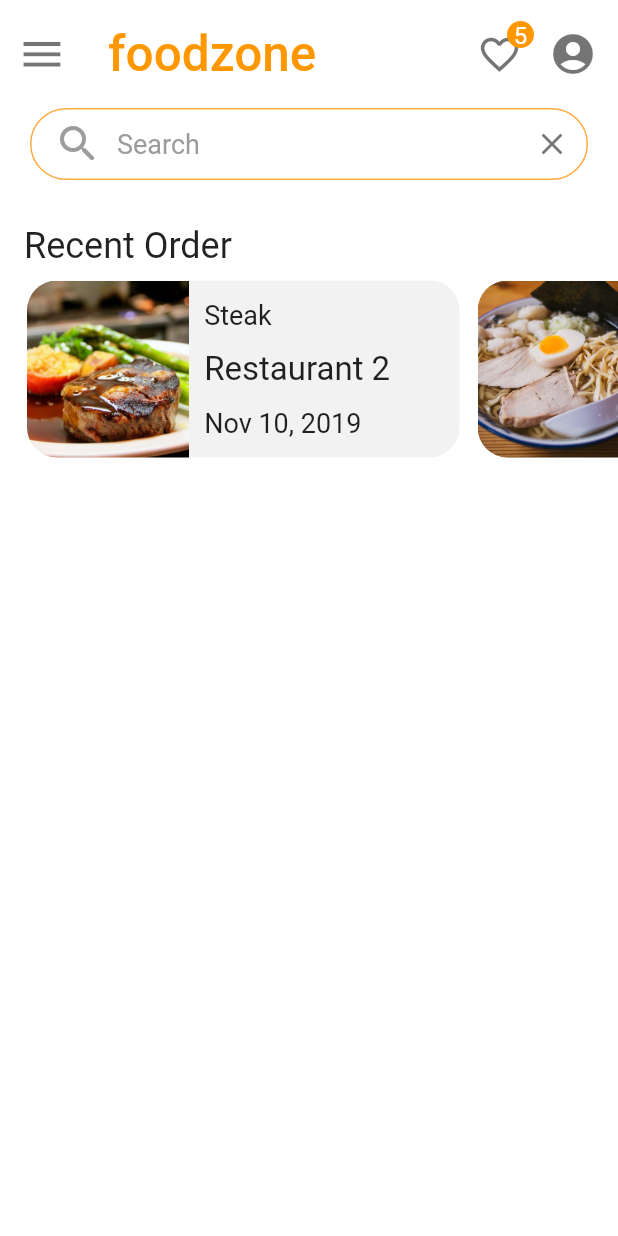
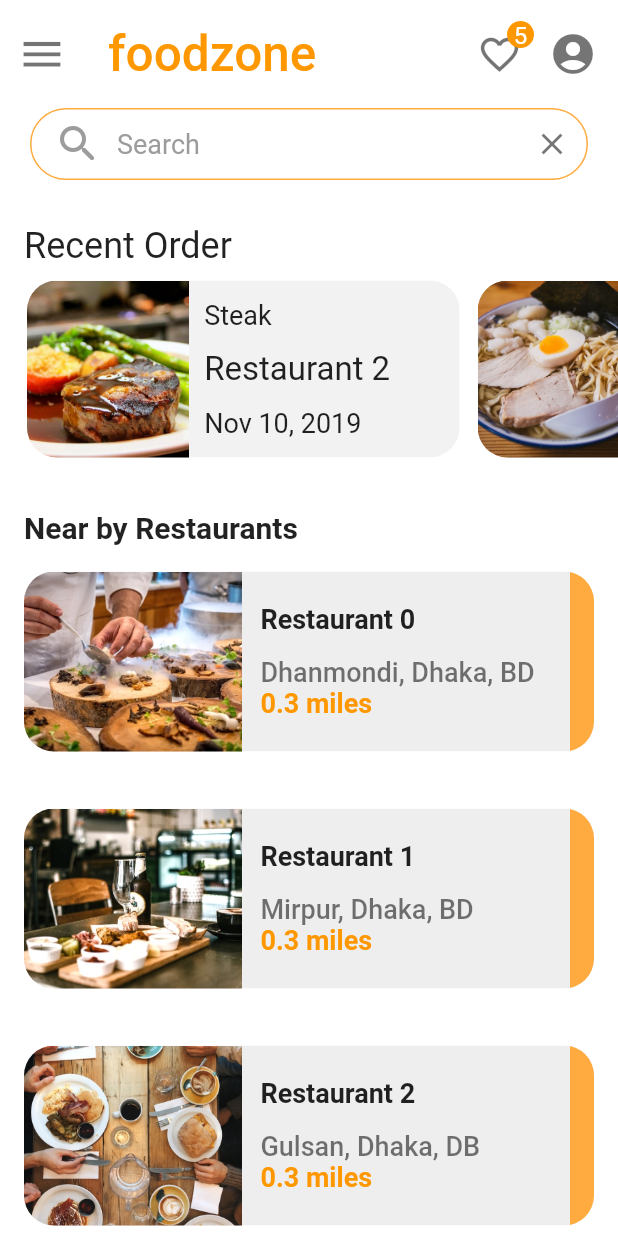
Before and after one commit to kamrulcse7/Food-Ordering-App, a Flutter app: the screen it shows after launch, on a phone screen of 412 x 824 dp. Run offline on Flutter 3.47's test engine with Material 2 defaults, Android fonts, the phone set to English and light mode, and no system bars; missing offline and left inert: dart:js.

Commit message:
near by restaurants section add

```diff
--- a/lib/screens/homeScreen.dart
+++ b/lib/screens/homeScreen.dart
@@ -1,5 +1,6 @@
 import 'package:flutter/material.dart';
 import 'package:food_ordering_app/components/data/data.dart';
+import 'package:food_ordering_app/widgets/nearByRestaurants.dart';
 import 'package:food_ordering_app/widgets/recentOrder.dart';
 
 class HomeScreen extends StatelessWidget {
@@ -13,7 +14,6 @@ class HomeScreen extends StatelessWidget {
     var screenWidth = MediaQuery.of(context).size.width;
     return Scaffold(
       backgroundColor: Colors.white,
-
       appBar: AppBar(
         backgroundColor: Colors.white,
         // centerTitle: true,
@@ -133,6 +133,7 @@ class HomeScreen extends StatelessWidget {
         child: ListView(
           children: [
             RecentOrder(),
+            NearByRestaurants(),
           ],
         ),
       ),
--- /dev/null
+++ b/lib/widgets/nearByRestaurants.dart
@@ -0,0 +1,116 @@
+import 'dart:js';
+
+import 'package:flutter/material.dart';
+import 'package:food_ordering_app/components/data/data.dart';
+import 'package:food_ordering_app/components/models/restaurant.dart';
+
+class NearByRestaurants extends StatelessWidget {
+  const NearByRestaurants({
+    Key? key,
+  }) : super(key: key);
+  _nearByRestaurants() {
+    List<Widget> restaurantList = [];
+    restaurants.forEach((Restaurant restaurant) {
+      restaurantList.add(
+        InkWell(
+          // onTap: () {
+          //   Navigator.of(context).push(
+          //     MaterialPageRoute(builder: (context) => Container()),
+          //   );
+          // },
+          child: Container(
+            padding: const EdgeInsets.only(top: 18.0, bottom: 20.0),
+            child: ClipRRect(
+              borderRadius: BorderRadius.circular(20.0),
+              child: Container(
+                width: double.infinity,
+                child: Container(
+                  decoration: BoxDecoration(
+                    color: Colors.grey.shade200,
+                  ),
+                  height: 120.0,
+                  child: Row(
+                    children: [
+                      Expanded(
+                        flex: 2,
+                        child: Container(
+                          decoration: BoxDecoration(
+                            image: DecorationImage(
+                              image: AssetImage("${restaurant.imageUrl}"),
+                              fit: BoxFit.cover,
+                            ),
+                          ),
+                        ),
+                      ),
+                      Expanded(
+                        flex: 3,
+                        child: Container(
+                          padding: const EdgeInsets.only(left: 12.0),
+                          child: Column(
+                            mainAxisAlignment: MainAxisAlignment.center,
+                            crossAxisAlignment: CrossAxisAlignment.start,
+                            children: [
+                              Text(
+                                '${restaurant.name}',
+                                style: TextStyle(
+                                  fontSize: 18.0,
+                                  fontWeight: FontWeight.w600,
+                                ),
+                              ),
+                              SizedBox(
+                                height: 14.0,
+                              ),
+                              Text(
+                                '${restaurant.address}',
+                                style: TextStyle(
+                                    fontSize: 18.0,
+                                    fontWeight: FontWeight.w500,
+                                    color: Colors.black54),
+                              ),
+                              Text(
+                                '0.3 miles',
+                                style: TextStyle(
+                                  fontSize: 18.0,
+                                  fontWeight: FontWeight.w600,
+                                  color: Colors.orange,
+                                ),
+                              ),
+                            ],
+                          ),
+                        ),
+                      ),
+                      Container(
+                        color: Colors.orangeAccent,
+                        width: 16.0,
+                      )
+                    ],
+                  ),
+                ),
+              ),
+            ),
+          ),
+        ),
+      );
+    });
+    return Column(
+      children: restaurantList,
+    );
+  }
+
+  @override
+  Widget build(BuildContext context) {
+    return Container(
+      padding: const EdgeInsets.fromLTRB(16.0, 10.0, 16.0, 0.0),
+      child: Column(
+        crossAxisAlignment: CrossAxisAlignment.start,
+        children: [
+          Text(
+            'Near by Restaurants',
+            style: TextStyle(fontSize: 20.0, fontWeight: FontWeight.w600),
+          ),
+          _nearByRestaurants(),
+        ],
+      ),
+    );
+  }
+}
```
Also changed, not shown: lib/main.dart (line endings or trailing spaces).
